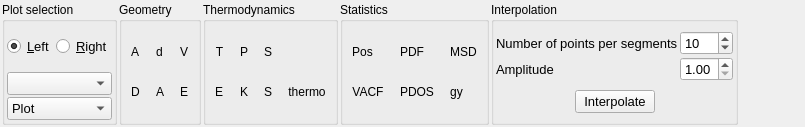
Qt form tabs/md.ui (piti-diablotin/qAgate) before a commit.
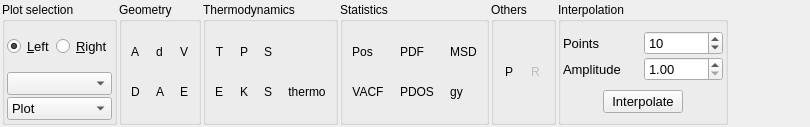
The same form after that commit. Icons and pictures are not drawn.

Commit message: Add icons for Polarization and Rotations. Enable their plots.

The edit to the form file:
```diff
--- a/tabs/md.ui
+++ b/tabs/md.ui
@@ -6,7 +6,7 @@
    <rect>
     <x>0</x>
     <y>0</y>
-    <width>805</width>
+    <width>810</width>
     <height>127</height>
    </rect>
   </property>
@@ -801,6 +801,79 @@
      </layout>
     </widget>
    </item>
+   <item>
+    <widget class="QGroupBox" name="others">
+     <property name="title">
+      <string>Others</string>
+     </property>
+     <layout class="QGridLayout" name="gridLayout_5">
+      <property name="leftMargin">
+       <number>2</number>
+      </property>
+      <property name="topMargin">
+       <number>2</number>
+      </property>
+      <property name="rightMargin">
+       <number>2</number>
+      </property>
+      <property name="bottomMargin">
+       <number>2</number>
+      </property>
+      <property name="spacing">
+       <number>2</number>
+      </property>
+      <item row="0" column="0">
+       <widget class="QToolButton" name="polarization">
+        <property name="toolTip">
+         <string>Polarization</string>
+        </property>
+        <property name="statusTip">
+         <string>Polarization</string>
+        </property>
+        <property name="whatsThis">
+         <string>Polarization</string>
+        </property>
+        <property name="text">
+         <string notr="true">P</string>
+        </property>
+        <property name="icon">
+         <iconset resource="../qagate/qagate.qrc">
+          <normaloff>:/MD/icons/polarization.svg</normaloff>:/MD/icons/polarization.svg</iconset>
+        </property>
+        <property name="autoRaise">
+         <bool>true</bool>
+        </property>
+       </widget>
+      </item>
+      <item row="0" column="1">
+       <widget class="QToolButton" name="rotations">
+        <property name="enabled">
+         <bool>false</bool>
+        </property>
+        <property name="toolTip">
+         <string>Rotations</string>
+        </property>
+        <property name="statusTip">
+         <string>Rotations</string>
+        </property>
+        <property name="whatsThis">
+         <string>Rotations</string>
+        </property>
+        <property name="text">
+         <string>R</string>
+        </property>
+        <property name="icon">
+         <iconset resource="../qagate/qagate.qrc">
+          <normaloff>:/MD/icons/rotations.svg</normaloff>:/MD/icons/rotations.svg</iconset>
+        </property>
+        <property name="autoRaise">
+         <bool>true</bool>
+        </property>
+       </widget>
+      </item>
+     </layout>
+    </widget>
+   </item>
    <item>
     <widget class="QGroupBox" name="interpolation">
      <property name="sizePolicy">
@@ -853,7 +926,7 @@
            </font>
           </property>
           <property name="text">
-           <string>Number of points per segments</string>
+           <string>Points</string>
           </property>
          </widget>
         </item>
```
The commit also changes 15 other files.
